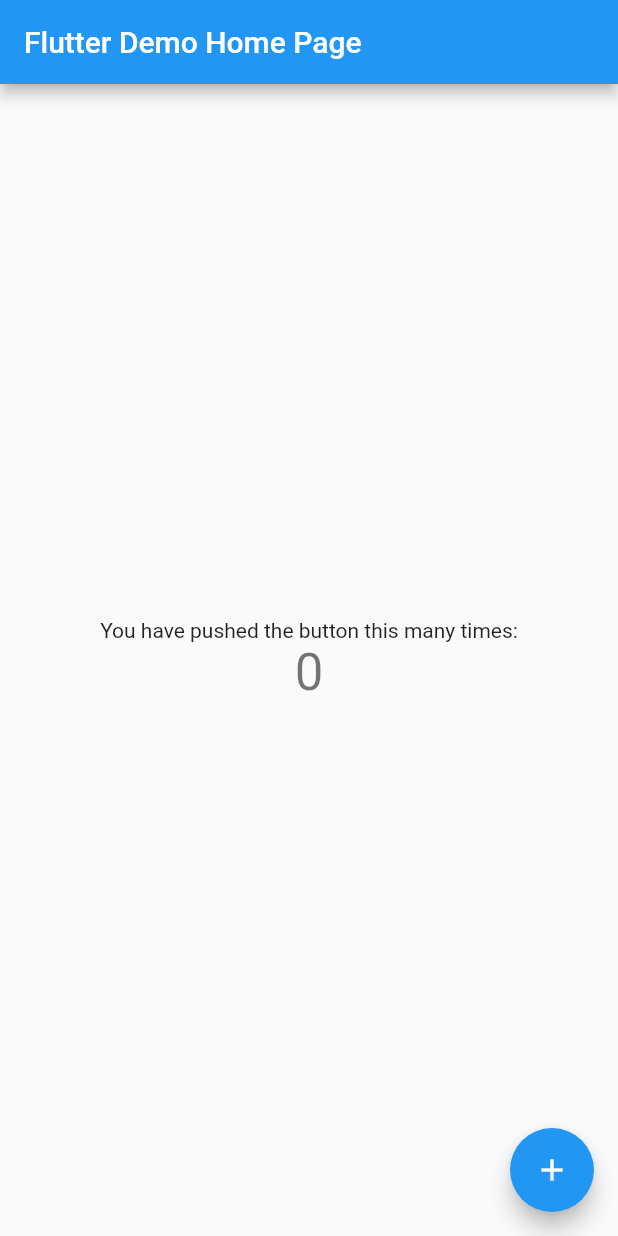
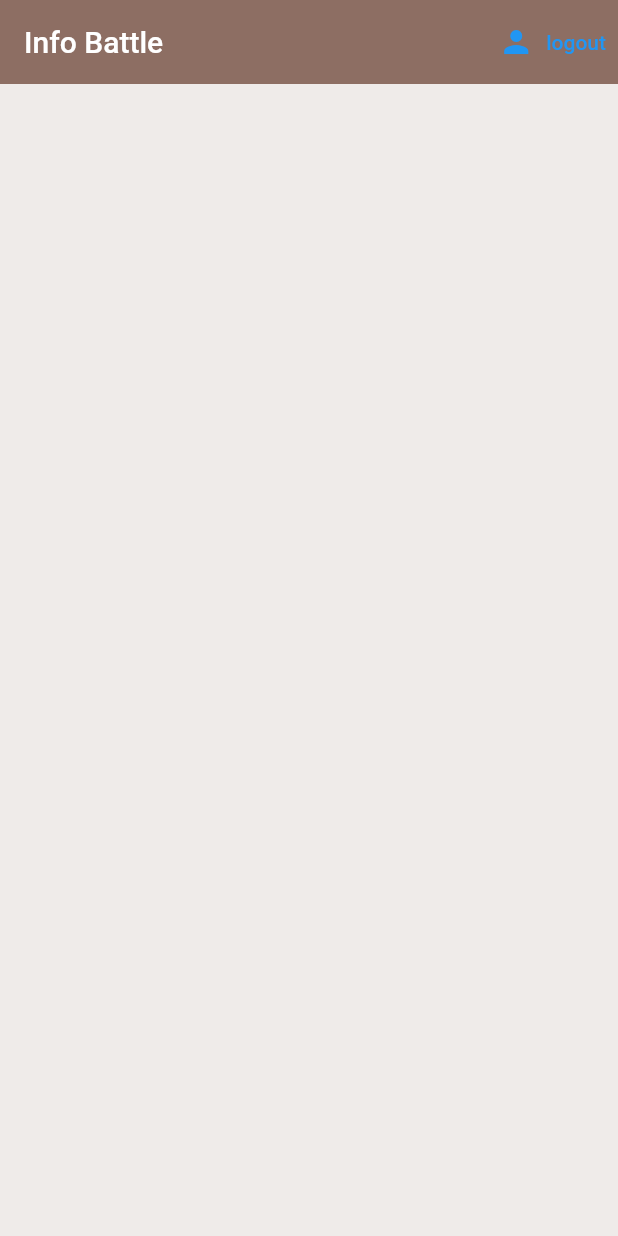
Before and after one commit to gmatei/Info-battle, a Flutter app: the screen it shows after launch, on a phone screen of 412 x 824 dp. Run offline on Flutter 3.47's test engine with Material 2 defaults, Android fonts, the phone set to English and light mode, and no system bars; our stand-ins replace firebase_auth, firebase_core; accounts and stored records are empty.

Commit message:
Implemented authentication system
- Added home and authentication screen
- Authentication consists of Login and Register screen
- Added functionality for registering account
- Added functionality for signing in
- Added functionality for logging out of account
- User is able to toggle between Sign up / Sign in forms, and is redirected accordingly from Authentication screen to Home screen and vice versa when logging out

```diff
--- a/info_battle/lib/main.dart
+++ b/info_battle/lib/main.dart
@@ -1,115 +1,33 @@
+// ignore_for_file: prefer_const_constructors
+// @dart=2.9
+
+import 'package:firebase_auth/firebase_auth.dart';
 import 'package:flutter/material.dart';
+import 'package:info_battle/models/app_user.dart';
+import 'package:info_battle/screens/wrapper.dart';
+import 'package:firebase_core/firebase_core.dart';
+import 'package:info_battle/services/auth.dart';
+import 'package:provider/provider.dart';
 
-void main() {
+Future<void> main() async {
+  WidgetsFlutterBinding.ensureInitialized();
+  await Firebase.initializeApp();
+  print("firebase initialized");
   runApp(const MyApp());
 }
 
 class MyApp extends StatelessWidget {
-  const MyApp({Key? key}) : super(key: key);
+  const MyApp({Key key}) : super(key: key);
 
   // This widget is the root of your application.
   @override
   Widget build(BuildContext context) {
-    return MaterialApp(
-      title: 'Flutter Demo',
-      theme: ThemeData(
-        // This is the theme of your application.
-        //
-        // Try running your application with "flutter run". You'll see the
-        // application has a blue toolbar. Then, without quitting the app, try
-        // changing the primarySwatch below to Colors.green and then invoke
-        // "hot reload" (press "r" in the console where you ran "flutter run",
-        // or simply save your changes to "hot reload" in a Flutter IDE).
-        // Notice that the counter didn't reset back to zero; the application
-        // is not restarted.
-        primarySwatch: Colors.blue,
+    return StreamProvider<AppUser>.value(
+      value: AuthService().user,
+      initialData: AppUser(uid: "none"),
+      child: MaterialApp(
+        home: Wrapper(),
       ),
-      home: const MyHomePage(title: 'Flutter Demo Home Page'),
     );
   }
 }
-
-class MyHomePage extends StatefulWidget {
-  const MyHomePage({Key? key, required this.title}) : super(key: key);
-
-  // This widget is the home page of your application. It is stateful, meaning
-  // that it has a State object (defined below) that contains fields that affect
-  // how it looks.
-
-  // This class is the configuration for the state. It holds the values (in this
-  // case the title) provided by the parent (in this case the App widget) and
-  // used by the build method of the State. Fields in a Widget subclass are
-  // always marked "final".
-
-  final String title;
-
-  @override
-  State<MyHomePage> createState() => _MyHomePageState();
-}
-
-class _MyHomePageState extends State<MyHomePage> {
-  int _counter = 0;
-
-  void _incrementCounter() {
-    setState(() {
-      // This call to setState tells the Flutter framework that something has
-      // changed in this State, which causes it to rerun the build method below
-      // so that the display can reflect the updated values. If we changed
-      // _counter without calling setState(), then the build method would not be
-      // called again, and so nothing would appear to happen.
-      _counter++;
-    });
-  }
-
-  @override
-  Widget build(BuildContext context) {
-    // This method is rerun every time setState is called, for instance as done
-    // by the _incrementCounter method above.
-    //
-    // The Flutter framework has been optimized to make rerunning build methods
-    // fast, so that you can just rebuild anything that needs updating rather
-    // than having to individually change instances of widgets.
-    return Scaffold(
-      appBar: AppBar(
-        // Here we take the value from the MyHomePage object that was created by
-        // the App.build method, and use it to set our appbar title.
-        title: Text(widget.title),
-      ),
-      body: Center(
-        // Center is a layout widget. It takes a single child and positions it
-        // in the middle of the parent.
-        child: Column(
-          // Column is also a layout widget. It takes a list of children and
-          // arranges them vertically. By default, it sizes itself to fit its
-          // children horizontally, and tries to be as tall as its parent.
-          //
-          // Invoke "debug painting" (press "p" in the console, choose the
-          // "Toggle Debug Paint" action from the Flutter Inspector in Android
-          // Studio, or the "Toggle Debug Paint" command in Visual Studio Code)
-          // to see the wireframe for each widget.
-          //
-          // Column has various properties to control how it sizes itself and
-          // how it positions its children. Here we use mainAxisAlignment to
-          // center the children vertically; the main axis here is the vertical
-          // axis because Columns are vertical (the cross axis would be
-          // horizontal).
-          mainAxisAlignment: MainAxisAlignment.center,
-          children: <Widget>[
-            const Text(
-              'You have pushed the button this many times:',
-            ),
-            Text(
-              '$_counter',
-              style: Theme.of(context).textTheme.headline4,
-            ),
-          ],
-        ),
-      ),
-      floatingActionButton: FloatingActionButton(
-        onPressed: _incrementCounter,
-        tooltip: 'Increment',
-        child: const Icon(Icons.add),
-      ), // This trailing comma makes auto-formatting nicer for build methods.
-    );
-  }
-}
--- /dev/null
+++ b/info_battle/lib/models/app_user.dart
@@ -0,0 +1,7 @@
+//@dart=2.9
+
+class AppUser {
+  final String uid;
+
+  AppUser({this.uid});
+}
--- /dev/null
+++ b/info_battle/lib/screens/home/home.dart
@@ -0,0 +1,33 @@
+import 'package:flutter/src/foundation/key.dart';
+import 'package:flutter/src/widgets/framework.dart';
+import 'package:flutter/material.dart';
+import 'package:info_battle/services/auth.dart';
+
+class Home extends StatelessWidget {
+  Home({Key? key}) : super(key: key);
+
+  final AuthService _auth = AuthService();
+
+  @override
+  Widget build(BuildContext context) {
+    return Container(
+      child: Scaffold(
+        backgroundColor: Colors.brown[50],
+        appBar: AppBar(
+          title: Text('Info Battle'),
+          backgroundColor: Colors.brown[400],
+          elevation: 0.0,
+          actions: <Widget>[
+            TextButton.icon(
+              icon: Icon(Icons.person),
+              label: Text('logout'),
+              onPressed: () async {
+                await _auth.signOut();
+              },
+            ),
+          ],
+        ),
+      ),
+    );
+  }
+}
--- /dev/null
+++ b/info_battle/lib/screens/wrapper.dart
@@ -0,0 +1,23 @@
+//@dart=2.9
+import 'package:flutter/material.dart';
+import 'package:info_battle/models/app_user.dart';
+import 'package:info_battle/screens/authenticate/authenticate.dart';
+import 'package:info_battle/screens/home/home.dart';
+import 'package:provider/provider.dart';
+
+class Wrapper extends StatelessWidget {
+  const Wrapper({Key key}) : super(key: key);
+
+  @override
+  Widget build(BuildContext context) {
+    final user = Provider.of<AppUser>(context);
+
+    if (user == null) {
+      return Authenticate();
+      print("HI");
+    } else {
+      return Home();
+      print("hi");
+    }
+  }
+}
--- a/info_battle/pubspec.yaml
+++ b/info_battle/pubspec.yaml
@@ -34,6 +34,9 @@
   # The following adds the Cupertino Icons font to your application.
   # Use with the CupertinoIcons class for iOS style icons.
   cupertino_icons: ^1.0.2
+  firebase_auth: ^3.3.17
+  cloud_firestore: ^3.1.14
+  provider: ^6.0.2
 
 dev_dependencies:
   flutter_test:
```
Also changed, not shown: info_battle/lib/screens/authenticate/authenticate.dart (added, +26 -0 lines), info_battle/lib/screens/authenticate/register.dart (added, +94 -0 lines), info_battle/lib/screens/authenticate/sign_in.dart (added, +94 -0 lines), info_battle/lib/services/auth.dart (added, +88 -0 lines), info_battle/pubspec.lock, 2 other files.
